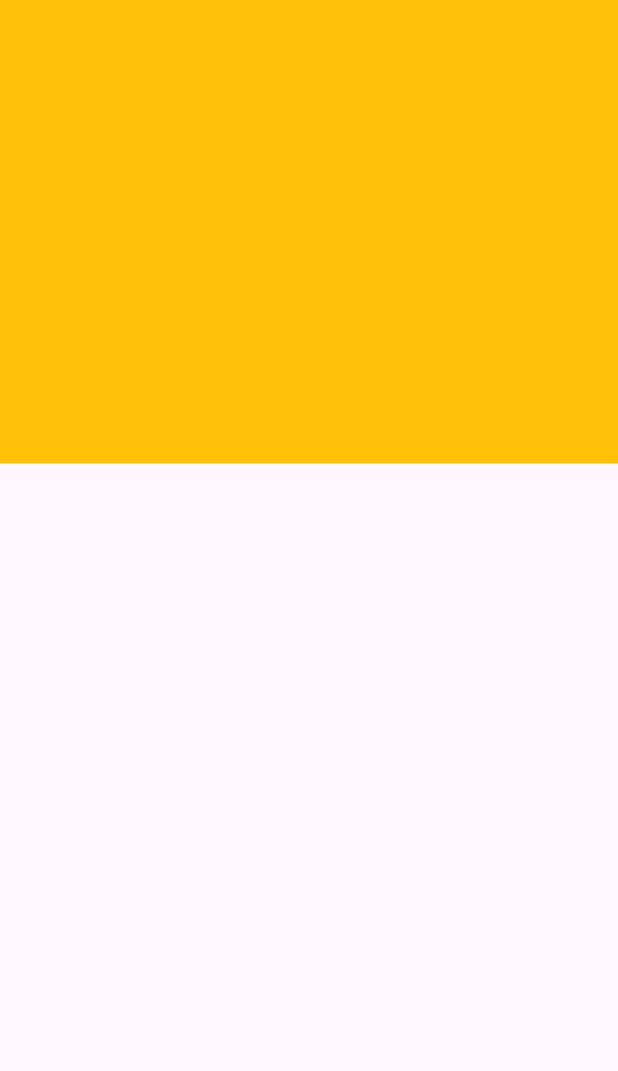
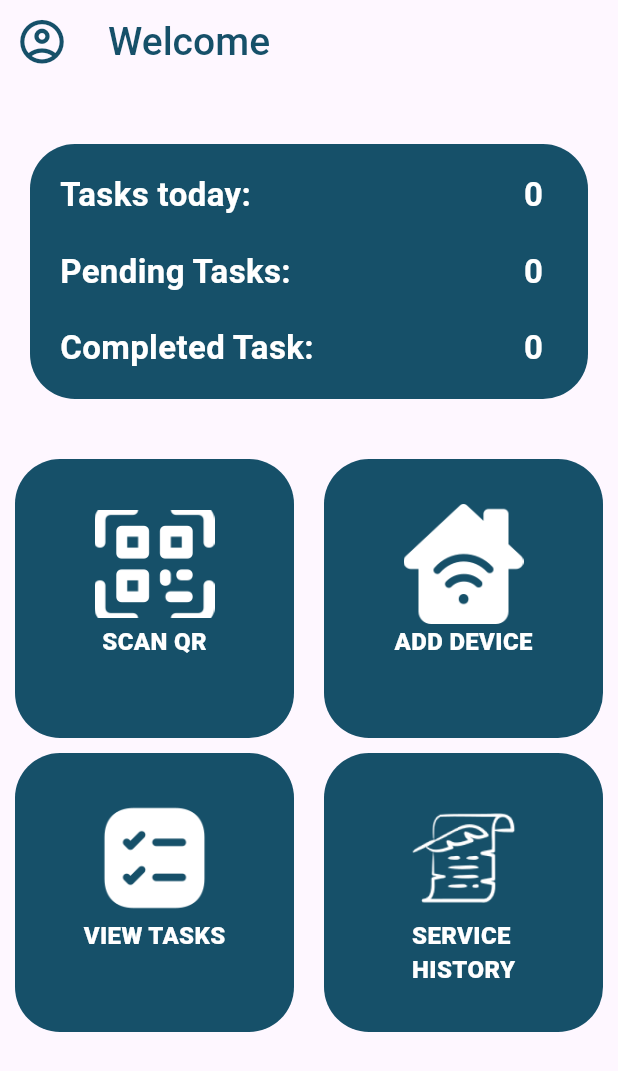
Before and after one commit to Varun-K34/TechQRMaintance, a Flutter app: the screen it shows after launch, on a phone screen of 412 x 824 dp. Shown: the top 1071 px of the screen. Run offline on Flutter 3.47's test engine with Material 3 defaults, Android fonts, the light colour scheme and no system bars.

Commit message:
Login, Home, Ui Completed

```diff
--- /dev/null
+++ b/lib/Screens/home/home.dart
@@ -0,0 +1,167 @@
+import 'package:flutter/material.dart';
+
+class Home extends StatelessWidget {
+  final List gridList = [
+    GridContainerButton(
+      title: "SCAN QR",
+      imagePath: 'assets/images/qr-code 1.png',
+    ),
+    GridContainerButton(
+      title: "ADD DEVICE",
+      imagePath: "assets/images/wireless-internet 1.png",
+    ),
+    GridContainerButton(
+      title: "VIEW TASKS",
+      imagePath: "assets/images/task 1.png",
+    ),
+    GridContainerButton(
+      title: "SERVICE\nHISTORY",
+      imagePath: "assets/images/documents 1.png",
+    ),
+  ];
+  Home({super.key});
+
+  @override
+  Widget build(BuildContext context) {
+    return Scaffold(
+      appBar: AppBar(
+        leading: Icon(
+          Icons.account_circle_outlined,
+          size: 35,
+          color: Color(0xff165069),
+        ),
+        title: Text(
+          "Welcome",
+          style: TextStyle(
+            fontSize: 26,
+            fontWeight: FontWeight.w500,
+            color: Color(0xff165069),
+          ),
+        ),
+      ),
+      body: Column(
+        children: [
+          Padding(
+            padding: const EdgeInsets.symmetric(horizontal: 20, vertical: 40),
+            child: Container(
+              height: 170,
+              width: 401,
+              padding: EdgeInsets.only(right: 30, left: 20),
+              decoration: BoxDecoration(
+                  color: Color(0xff165069),
+                  borderRadius: BorderRadius.circular(30)),
+              child: Column(
+                mainAxisAlignment: MainAxisAlignment.center,
+                children: [
+                  ContainerTextRow(
+                    title: "Tasks today:",
+                    value: "0",
+                  ),
+                  SizedBox(
+                    height: 20,
+                  ),
+                  ContainerTextRow(
+                    title: "Pending Tasks:",
+                    value: "0",
+                  ),
+                  SizedBox(
+                    height: 20,
+                  ),
+                  ContainerTextRow(
+                    title: "Completed Task:",
+                    value: "0",
+                  ),
+                ],
+              ),
+            ),
+          ),
+          Expanded(
+            child: GridView.builder(
+              padding: EdgeInsets.symmetric(horizontal: 10),
+              gridDelegate: SliverGridDelegateWithFixedCrossAxisCount(
+                crossAxisCount: 2,
+                crossAxisSpacing: 20,
+                mainAxisSpacing: 10,
+                childAspectRatio: 1,
+              ),
+              itemCount: 4,
+              itemBuilder: (context, index) {
+                return gridList[index];
+              },
+            ),
+          ),
+        ],
+      ),
+    );
+  }
+}
+
+class GridContainerButton extends StatelessWidget {
+  final String title;
+  final String imagePath;
+  const GridContainerButton({
+    super.key,
+    required this.title,
+    required this.imagePath,
+  });
+
+  @override
+  Widget build(BuildContext context) {
+    return Container(
+      height: 17,
+      width: 17,
+      padding: EdgeInsets.only(top: 30),
+      decoration: BoxDecoration(
+          borderRadius: BorderRadius.circular(30), color: Color(0xff165069)),
+      child: Column(
+        children: [
+          Container(
+            height: 80,
+            width: 80,
+            decoration: BoxDecoration(
+                image: DecorationImage(image: AssetImage(imagePath))),
+          ),
+          Text(
+            title,
+            overflow: TextOverflow.ellipsis,
+            style: TextStyle(
+                color: Colors.white, fontWeight: FontWeight.w900, fontSize: 16),
+          ),
+        ],
+      ),
+    );
+  }
+}
+
+class ContainerTextRow extends StatelessWidget {
+  final String title;
+  final String value;
+  const ContainerTextRow({
+    super.key,
+    required this.title,
+    required this.value,
+  });
+
+  @override
+  Widget build(BuildContext context) {
+    return Row(
+      mainAxisAlignment: MainAxisAlignment.spaceBetween,
+      children: [
+        Text(
+          title,
+          style: TextStyle(
+            color: Colors.white,
+            fontSize: 22,
+            fontWeight: FontWeight.bold,
+          ),
+        ),
+        Text(value,
+            style: TextStyle(
+              color: Colors.white,
+              fontSize: 22,
+              fontWeight: FontWeight.bold,
+            ))
+      ],
+    );
+  }
+}
--- a/lib/main.dart
+++ b/lib/main.dart
@@ -1,4 +1,5 @@
 import 'package:flutter/material.dart';
+import 'package:techqrmaintance/Screens/home/home.dart';
 import 'package:techqrmaintance/Screens/login_screen.dart';
 
 void main() {
@@ -12,13 +13,12 @@ class MyApp extends StatelessWidget {
   @override
   Widget build(BuildContext context) {
     return MaterialApp(
-      title: 'Flutter Demo',
-      theme: ThemeData(
-
-        colorScheme: ColorScheme.fromSeed(seedColor: Colors.deepPurple),
-        useMaterial3: true,
-      ),
-      home: const LoginScreen()
-    );
+        debugShowCheckedModeBanner: false,
+        title: 'Flutter Demo',
+        theme: ThemeData(
+          colorScheme: ColorScheme.fromSeed(seedColor: Colors.deepPurple),
+          useMaterial3: true,
+        ),
+        home:  Home());
   }
 }
--- a/pubspec.yaml
+++ b/pubspec.yaml
@@ -58,8 +58,9 @@ flutter:
   uses-material-design: true
 
   # To add assets to your application, add an assets section, like this:
-  # assets:
-  #   - images/a_dot_burr.jpeg
+  assets:
+      - assets/images/
+
   #   - images/a_dot_ham.jpeg
 
   # An image asset can refer to one or more resolution-specific "variants", see
```
Also changed, not shown: lib/Screens/Widgets/custom_button.dart (added, +40 -0 lines), lib/Screens/Widgets/custom_textfield.dart (added, +39 -0 lines), lib/Screens/login_screen.dart (+59 -9 lines), assets/images/documents 1.png (added), assets/images/loginimage.png (added), assets/images/qr-code 1.png (added), assets/images/task 1.png (added), assets/images/wireless-internet 1.png (added).
